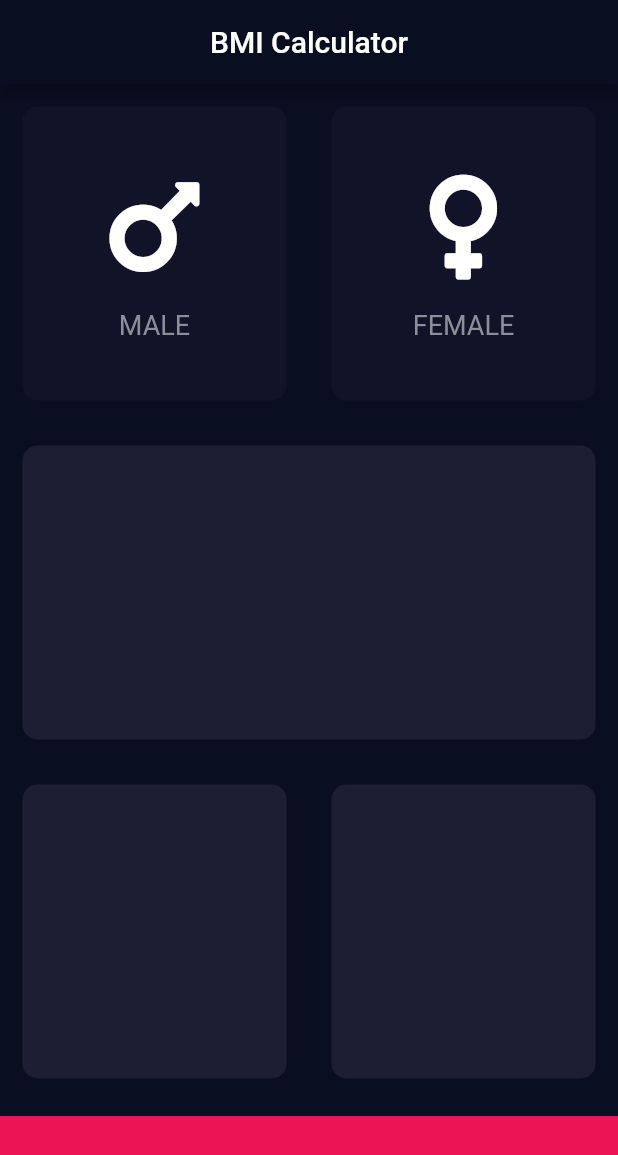
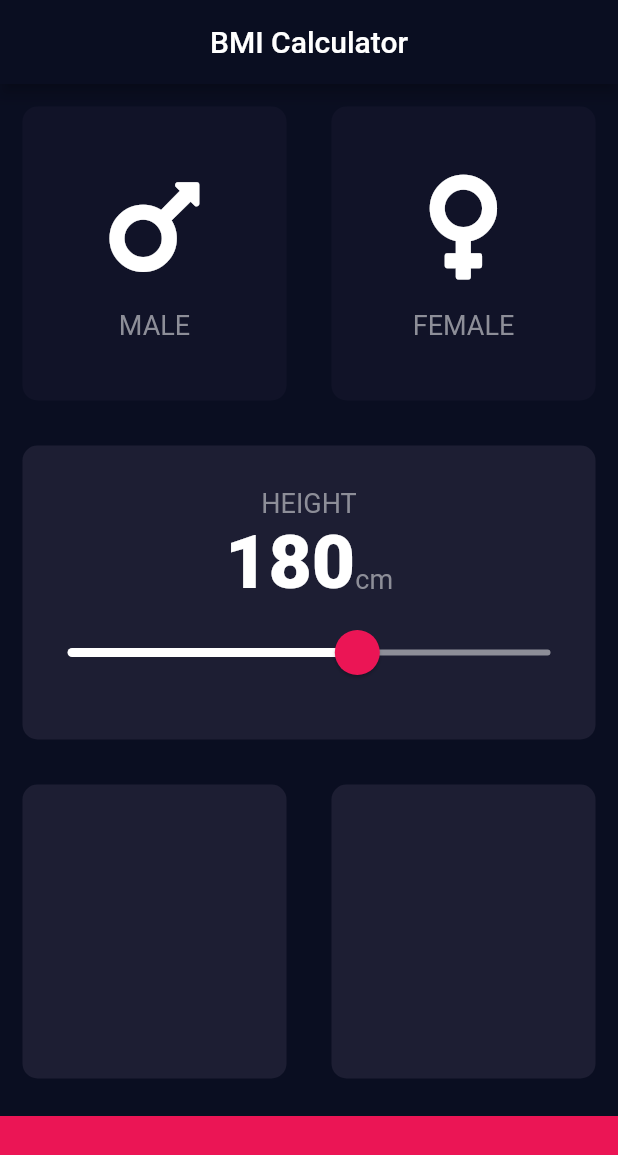
Before and after one commit to ABKZR/bmi_calculator, a Flutter app: the screen it shows after launch, on a phone screen of 412 x 824 dp. Shown: the top 1155 px of the screen. Run offline on Flutter 3.47's test engine with Material 2 defaults, Android fonts, the phone set to English and light mode, and no system bars; our stand-ins replace font_awesome_flutter.

Commit message:
slider_module

```diff
--- /dev/null
+++ b/lib/constants.dart
@@ -0,0 +1,16 @@
+import 'package:flutter/material.dart';
+
+const kLabelTextStyle = TextStyle(
+  fontSize: 18,
+  color: Color(0xFF8D8E98),
+);
+const kBoldTextStyle = TextStyle(
+  fontSize: 50.0,
+  fontWeight: FontWeight.w900,
+);
+
+const kActivecolor = Color(0xFF1D1E33);
+const kInacticeColor = Color(0xFF111328);
+const kFooterColor = Color(0xFFEB1555);
+const kBackgroundColor = Color(0xFF0A0E21);
+const kFooterHeight = 80.0;
--- a/lib/gender_card.dart
+++ b/lib/gender_card.dart
@@ -1,4 +1,5 @@
 import 'package:flutter/material.dart';
+import 'constants.dart';
 
 class GenderCard extends StatelessWidget {
   GenderCard({this.gender, this.iconsa});
@@ -22,10 +23,7 @@ class GenderCard extends StatelessWidget {
         Center(
           child: Text(
             gender,
-            style: TextStyle(
-              fontSize: 18,
-              color: Color(0xFF8D8E98),
-            ),
+            style: kLabelTextStyle,
           ),
         ),
       ],
--- a/lib/input_page.dart
+++ b/lib/input_page.dart
@@ -2,11 +2,9 @@ import 'package:flutter/material.dart';
 import 'package:font_awesome_flutter/font_awesome_flutter.dart';
 import 'gender_card.dart';
 import 'reusable_card.dart';
+import 'constants.dart';
 
-const Activecolor = Color(0xFF1D1E33);
-const InacticeColor = Color(0xFF111328);
-enum Gender{male,female}
-
+enum Gender { male, female }
 
 class InputPage extends StatefulWidget {
   const InputPage({Key key}) : super(key: key);
@@ -16,6 +14,7 @@ class InputPage extends StatefulWidget {
 
 class _InputPageState extends State<InputPage> {
   Gender selectedGender;
+  int height = 180;
 
   @override
   Widget build(BuildContext context) {
@@ -28,40 +27,41 @@ class _InputPageState extends State<InputPage> {
         ),
       ),
       body: Column(
+        crossAxisAlignment: CrossAxisAlignment.stretch,
         children: [
           Expanded(
             child: Row(
               children: [
                 Expanded(
-                  child: GestureDetector(
-                    onTap: (){
+                  child: ReusalbeCard(
+                    onPress: () {
                       setState(() {
-                        selectedGender=Gender.male;
+                        selectedGender = Gender.male;
                       });
                     },
-                    child: ReusalbeCard(
-                      color: selectedGender == Gender.male ? Activecolor: InacticeColor,
+                    color: selectedGender == Gender.male
+                        ? kActivecolor
+                        : kInacticeColor,
                     cardChild: GenderCard(
                       gender: "MALE",
                       iconsa: FontAwesomeIcons.mars,
                     ),
                   ),
                 ),
-                ),
                 Expanded(
-                  child: GestureDetector(
-                    onTap: (){
+                  child: ReusalbeCard(
+                    onPress: () {
                       setState(() {
                         selectedGender = Gender.female;
                       });
                     },
-                    child: ReusalbeCard(
                     cardChild: GenderCard(
                       gender: "FEMALE",
                       iconsa: FontAwesomeIcons.venus,
                     ),
-                      color: selectedGender == Gender.female ? Activecolor : InacticeColor,
-                    ),
+                    color: selectedGender == Gender.female
+                        ? kActivecolor
+                        : kInacticeColor,
                   ),
                 ),
               ],
@@ -69,7 +69,52 @@ class _InputPageState extends State<InputPage> {
           ),
           Expanded(
             child: ReusalbeCard(
-              color: Activecolor,
+              color: kActivecolor,
+              cardChild: Column(
+                mainAxisAlignment: MainAxisAlignment.center,
+                children: [
+                  Text(
+                    'HEIGHT',
+                    style: kLabelTextStyle,
+                  ),
+                  Row(
+                    mainAxisAlignment: MainAxisAlignment.center,
+                    crossAxisAlignment: CrossAxisAlignment.baseline,
+                    textBaseline: TextBaseline.alphabetic,
+                    children: [
+                      Text(
+                        height.toString(),
+                        style: kBoldTextStyle,
+                      ),
+                      Text(
+                        'cm',
+                        style: kLabelTextStyle,
+                      ),
+                    ],
+                  ),
+                  SliderTheme(
+                    data: SliderTheme.of(context).copyWith(
+                      thumbColor: Color(0xFFEB1555),
+                      inactiveTrackColor: Color(0xFF8D8E98),
+                      activeTrackColor: Colors.white,
+                      overlayColor: Color(0x29EB1555),
+                      thumbShape:
+                          RoundSliderThumbShape(enabledThumbRadius: 15.0),
+                      overlayShape: RoundSliderOverlayShape(overlayRadius: 30.0),
+                    ),
+                    child: Slider(
+                      value: height.toDouble(),
+                      min: 120.0,
+                      max: 220.0,
+                      onChanged: (double newValue) {
+                        setState(() {
+                          height = newValue.round();
+                        });
+                      },
+                    ),
+                  ),
+                ],
+              ),
             ),
           ),
           Expanded(
@@ -77,12 +122,12 @@ class _InputPageState extends State<InputPage> {
               children: [
                 Expanded(
                   child: ReusalbeCard(
-                    color: Activecolor,
+                    color: kActivecolor,
                   ),
                 ),
                 Expanded(
                   child: ReusalbeCard(
-                    color: Activecolor,
+                    color: kActivecolor,
                   ),
                 ),
               ],
@@ -90,9 +135,9 @@ class _InputPageState extends State<InputPage> {
           ),
           Container(
             width: double.infinity,
-            color: Color(0xFFEB1555),
+            color: kFooterColor,
             margin: EdgeInsets.only(top: 10.0),
-            height: 80.0,
+            height: kFooterHeight,
           ),
         ],
       ),
--- a/lib/main.dart
+++ b/lib/main.dart
@@ -1,5 +1,6 @@
 import 'package:flutter/material.dart';
 import 'input_page.dart';
+import 'constants.dart';
 
 void main() {
   runApp(MyApp());
@@ -10,8 +11,8 @@ class MyApp extends StatelessWidget {
   Widget build(BuildContext context) {
     return MaterialApp(
       theme: ThemeData.dark().copyWith(
-        primaryColor: Color(0xFF0A0E21),
-        scaffoldBackgroundColor: Color(0xFF0A0E21),
+        primaryColor: kBackgroundColor,
+        scaffoldBackgroundColor: kBackgroundColor,
       ),
       home: InputPage(),
       debugShowCheckedModeBanner: false,
--- a/lib/reusable_card.dart
+++ b/lib/reusable_card.dart
@@ -1,17 +1,21 @@
 import 'package:flutter/material.dart';
 
 class ReusalbeCard extends StatelessWidget {
-  ReusalbeCard({@required this.color, this.cardChild});
+  ReusalbeCard({@required this.color, this.cardChild, this.onPress});
   final Color color;
   final Widget cardChild;
+  final Function onPress;
   @override
   Widget build(BuildContext context) {
-    return Container(
-      child: cardChild,
-      margin: EdgeInsets.all(15.0),
-      decoration: BoxDecoration(
-        color: color,
-        borderRadius: BorderRadius.circular(10),
+    return GestureDetector(
+      onTap: onPress,
+      child: Container(
+        child: cardChild,
+        margin: EdgeInsets.all(15.0),
+        decoration: BoxDecoration(
+          color: color,
+          borderRadius: BorderRadius.circular(10),
+        ),
       ),
     );
   }
```
Lines whose indentation alone changed are shown as unchanged.
